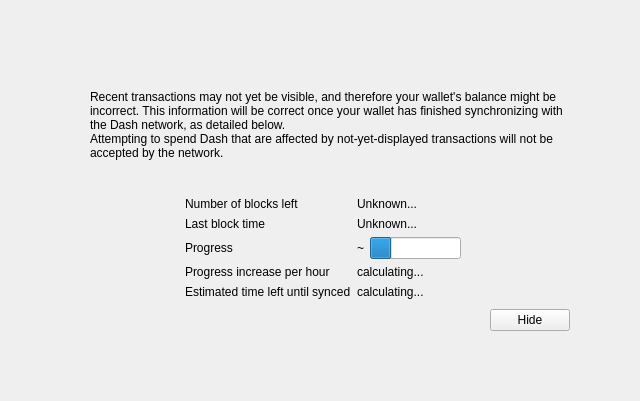
hitboxaltcoin/vuicoin, file src/qt/forms/modaloverlay.ui: the form before one commit.
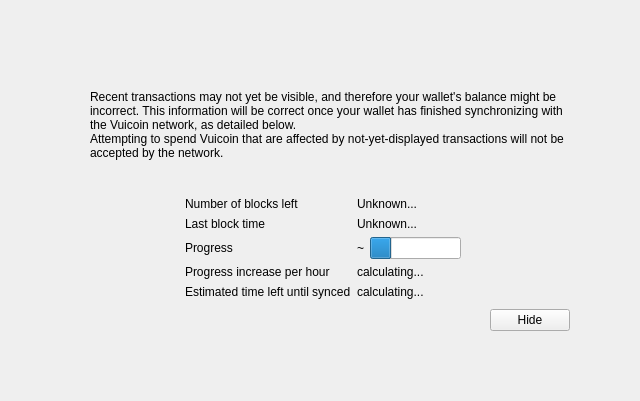
The form after the commit. Custom widgets are drawn as their Qt base class.

Commit message: Dash to Vuicoin

Patch:
```diff
--- a/src/qt/forms/modaloverlay.ui
+++ b/src/qt/forms/modaloverlay.ui
@@ -111,7 +111,7 @@
              <item>
               <widget class="QLabel" name="infoText">
                <property name="text">
-                <string>Recent transactions may not yet be visible, and therefore your wallet's balance might be incorrect. This information will be correct once your wallet has finished synchronizing with the Dash network, as detailed below.</string>
+                <string>Recent transactions may not yet be visible, and therefore your wallet's balance might be incorrect. This information will be correct once your wallet has finished synchronizing with the Vuicoin network, as detailed below.</string>
                </property>
                <property name="textFormat">
                 <enum>Qt::RichText</enum>
@@ -124,7 +124,7 @@
              <item>
               <widget class="QLabel" name="infoTextStrong">
                <property name="text">
-                <string>Attempting to spend Dash that are affected by not-yet-displayed transactions will not be accepted by the network.</string>
+                <string>Attempting to spend Vuicoin that are affected by not-yet-displayed transactions will not be accepted by the network.</string>
                </property>
                <property name="textFormat">
                 <enum>Qt::RichText</enum>
```
The commit also changes 364 other files.
